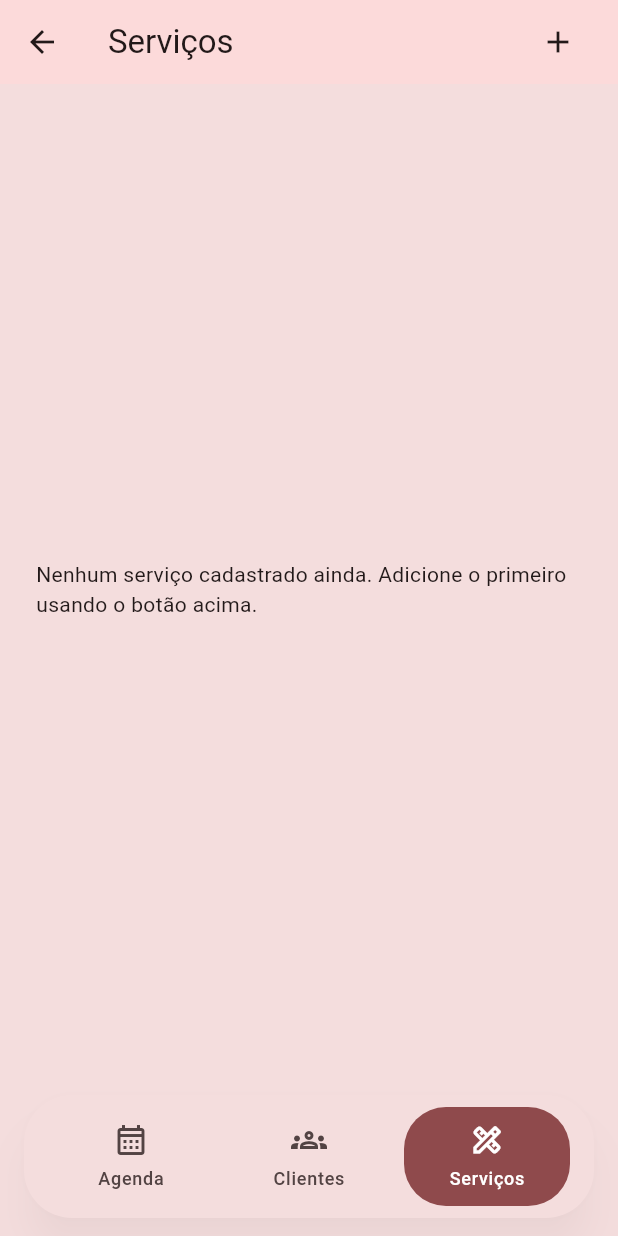
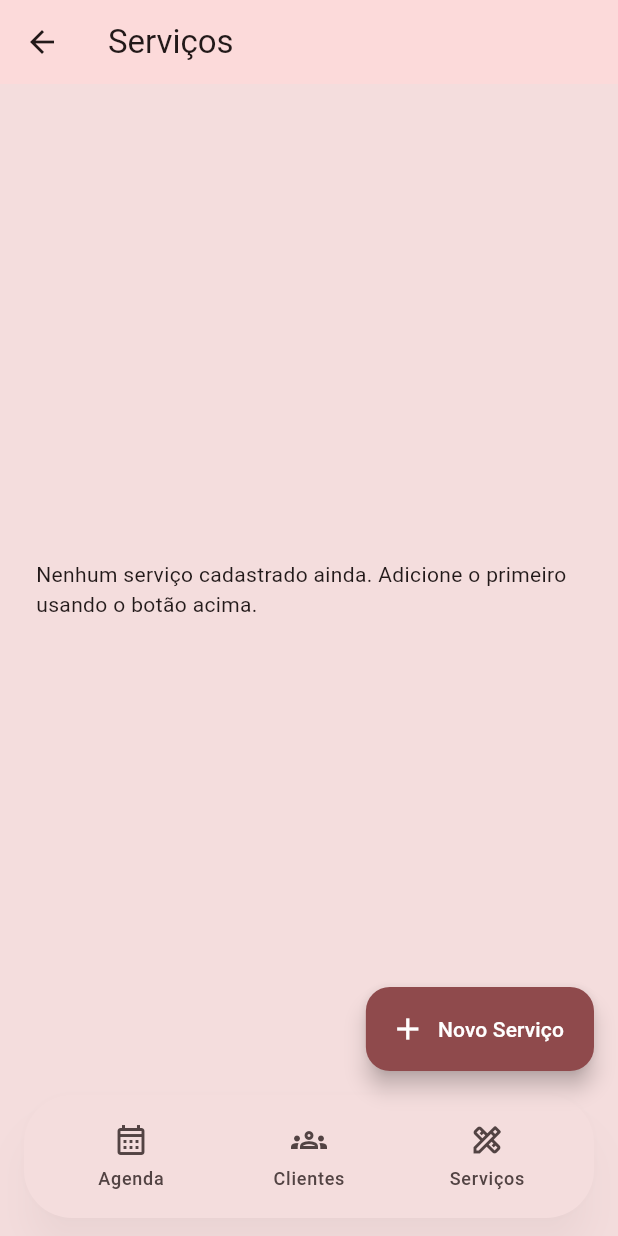
Before and after one commit to Gsaudx/app_agendamento_salao, a Flutter app: the ServicesScreen screen opened by its route, on a phone screen of 412 x 824 dp. Run offline on Flutter 3.47's test engine with Material 3 defaults, Android fonts, the light colour scheme and no system bars; our stand-ins replace cloud_firestore, firebase_auth, firebase_core, google_sign_in, table_calendar, web; accounts and stored records are empty.

Commit message:
Style mudanças gráficas em telas

```diff
--- a/lib/screens/home_screen.dart
+++ b/lib/screens/home_screen.dart
@@ -95,6 +95,7 @@ class _HomeScreenState extends State<HomeScreen> {
       backgroundColor: tema.colorScheme.surfaceVariant,
       appBar: AppBar(
         title: const Text('Agenda do Salão'),
+        backgroundColor: const Color.fromARGB(255, 252, 218, 218),
         actions: [
           IconButton(
             tooltip: 'Sair',
--- a/lib/screens/services_screen.dart
+++ b/lib/screens/services_screen.dart
@@ -1,3 +1,4 @@
+import 'package:app_paula_barros/components/floating_button.dart';
 import 'package:flutter/material.dart';
 
 import 'package:intl/intl.dart';
@@ -251,12 +252,6 @@ class ServicesScreen extends StatelessWidget {
         actions: [
           Padding(
             padding: const EdgeInsets.only(right: 16.0),
-            child: IconButton(
-              onPressed: () {
-                _openServiceDialog(context);
-              },
-              icon: const Icon(Icons.add),
-            ),
           ),
         ],
       ),
@@ -397,8 +392,11 @@ class ServicesScreen extends StatelessWidget {
           );
         },
       ),
-      bottomNavigationBar:
-          const FloatingMenu(currentRoute: ServicesScreen.routeName),
+      bottomNavigationBar: const FloatingMenu(currentRoute: 'teste'),
+      floatingActionButton: FloatingButton(
+        label: 'Novo Serviço',
+        onPressed: () =>  _openServiceDialog(context),
+      ),
     );
   }
 
```
Also changed, not shown: lib/screens/clients_screen.dart (+7 -3 lines).
